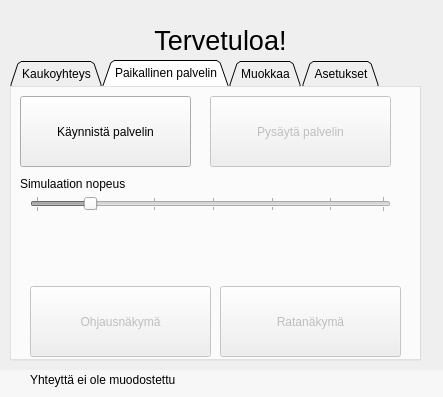
The window that ratapihaikkuna.ui (artoh/ratapiha-kauko) describes before a commit, drawn with Qt 5.
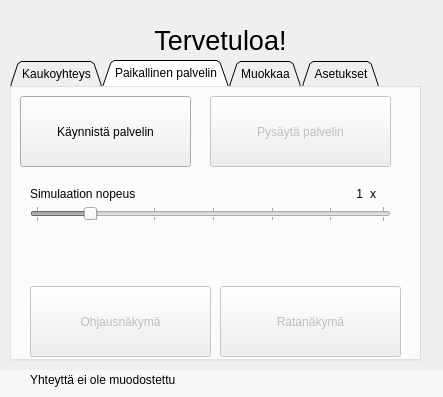
The same window after the commit. The open tabs and pages were chosen to show the change. Icons and pictures are not drawn.

```diff
--- a/ratapihaikkuna.ui
+++ b/ratapihaikkuna.ui
@@ -207,7 +207,7 @@
       <property name="geometry">
        <rect>
         <x>20</x>
-        <y>110</y>
+        <y>120</y>
         <width>361</width>
         <height>16</height>
        </rect>
@@ -237,8 +237,8 @@
      <widget class="QLabel" name="label_3">
       <property name="geometry">
        <rect>
-        <x>10</x>
-        <y>90</y>
+        <x>20</x>
+        <y>100</y>
         <width>121</width>
         <height>16</height>
        </rect>
@@ -253,6 +253,35 @@
        <string>Simulaation nopeus</string>
       </property>
      </widget>
+     <widget class="QLabel" name="nopeusArvoLabel">
+      <property name="geometry">
+       <rect>
+        <x>300</x>
+        <y>100</y>
+        <width>53</width>
+        <height>15</height>
+       </rect>
+      </property>
+      <property name="text">
+       <string>1</string>
+      </property>
+      <property name="alignment">
+       <set>Qt::AlignRight|Qt::AlignTrailing|Qt::AlignVCenter</set>
+      </property>
+     </widget>
+     <widget class="QLabel" name="label_6">
+      <property name="geometry">
+       <rect>
+        <x>360</x>
+        <y>100</y>
+        <width>53</width>
+        <height>15</height>
+       </rect>
+      </property>
+      <property name="text">
+       <string>x</string>
+      </property>
+     </widget>
     </widget>
     <widget class="QWidget" name="tab">
      <attribute name="title">
```
Left out of the diff: 21 changed lines with no effect on the pictures.
